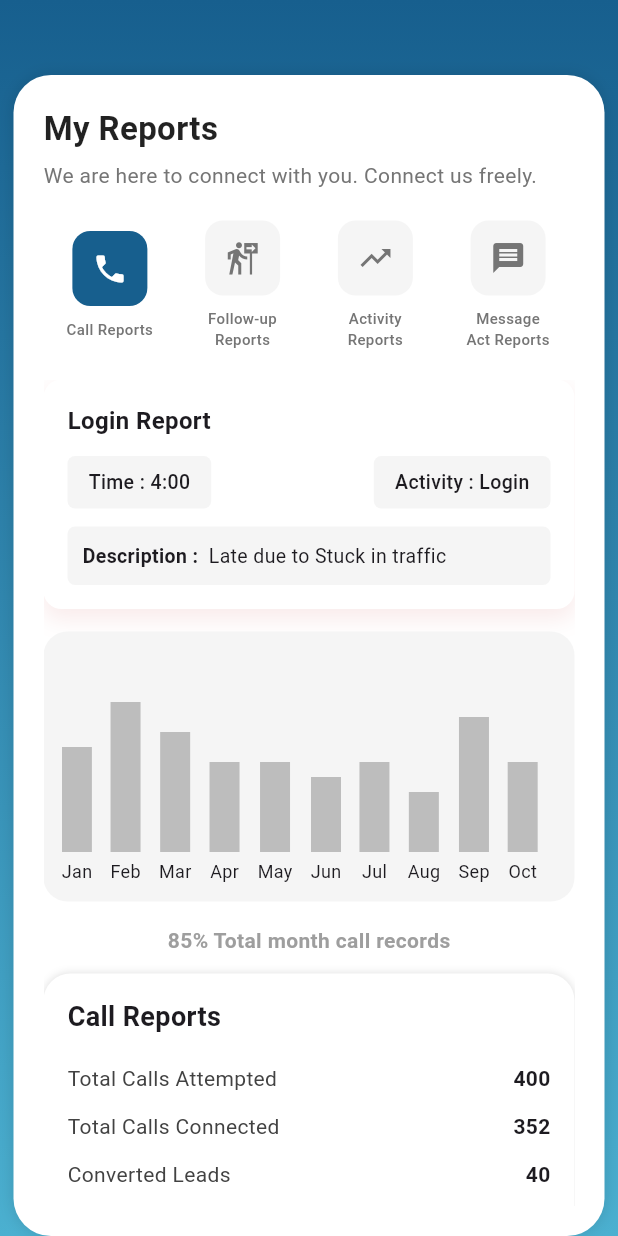
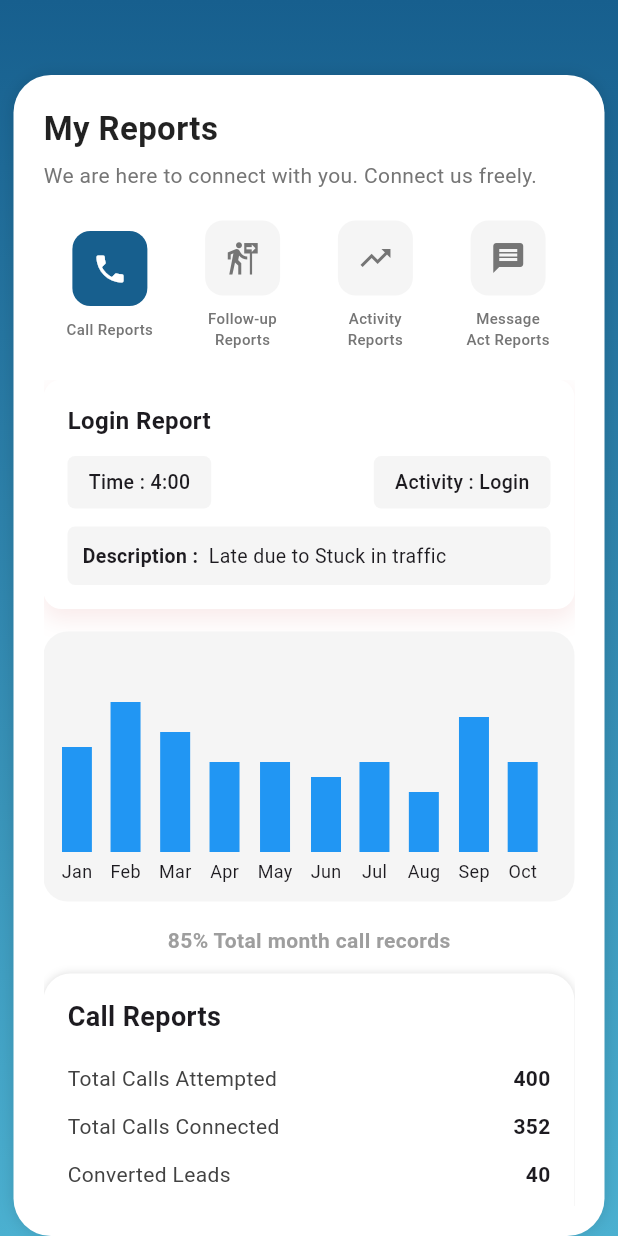
Before and after one commit to Rajankumar9955/CRM, a Flutter app: the MyReportsPage screen opened directly, on a phone screen of 412 x 824 dp. Run offline on Flutter 3.47's test engine with Material 3 defaults, Android fonts, the phone set to English and light mode, and no system bars; our stand-ins replace percent_indicator.

Commit message:
Call reports section done

```diff
--- a/lib/view/home/pages/my_reports_page.dart
+++ b/lib/view/home/pages/my_reports_page.dart
@@ -287,6 +287,7 @@ class _MyReportsPageState extends State<MyReportsPage> {
         _buildBar(60, 'Oct'),
         const SizedBox(width: 12),
         _buildBar(20, 'Nov'),
+
         const SizedBox(width: 12),
         Column(
           mainAxisAlignment: MainAxisAlignment.end,
@@ -325,7 +326,7 @@ class _MyReportsPageState extends State<MyReportsPage> {
     return Column(
       mainAxisAlignment: MainAxisAlignment.end,
       children: [
-        Container(height: height, width: 20, color: Colors.grey[400]),
+        Container(height: height, width: 20, color: Colors.blue),
         const SizedBox(height: 4),
         Text(label, style: const TextStyle(fontSize: 12)),
       ],
```
